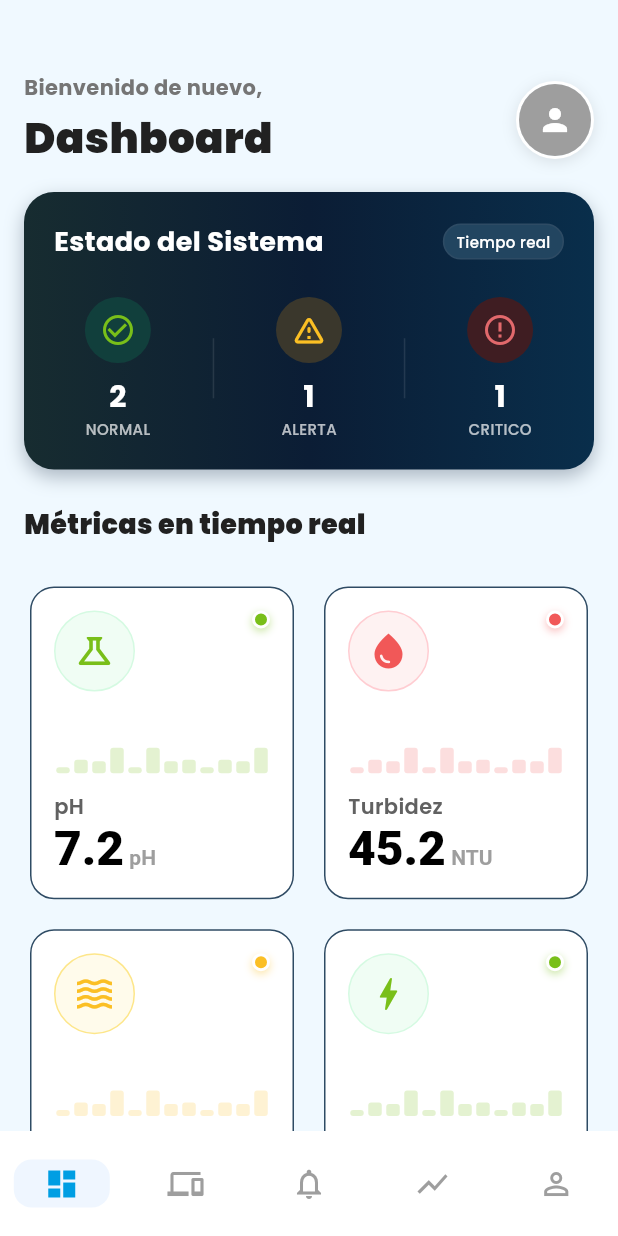
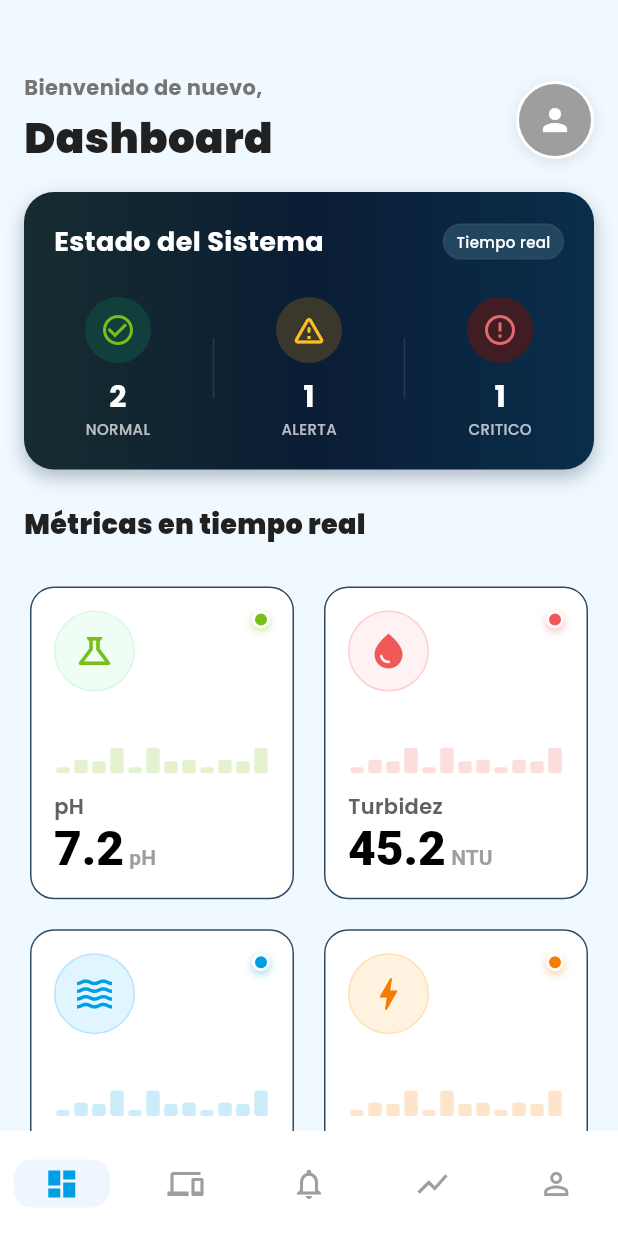
Before and after one commit to xhandlr/water-quality-monitoring, a Flutter app: the MainNavigation screen opened by its route, on a phone screen of 412 x 824 dp. Run offline on Flutter 3.47's test engine with Material 3 defaults, Android fonts, the phone set to English and light mode, and no system bars; our stand-ins replace fl_chart, google_fonts.

Commit message:
style: modificar colores asociados al flujo y conductividad
- Utilizar color celeste para flujo (L/min)
- Utilizar color naranja para conductividad (uS/cm)

```diff
--- a/app-mobile/lib/core/config/theme.dart
+++ b/app-mobile/lib/core/config/theme.dart
@@ -59,6 +59,16 @@ class AppColors {
 
   // Specific Sensor Colors
   static const Color turbidezCritical = Color(0xFFF15858);
+
+  // Conductivity (Orange)
+  static const Color conductivityIcon = Color(0xFFF57C00);
+  static const Color conductivityBg = Color(0xFFFFF3E0);
+  static const Color conductivityBorder = Color(0xFFFFE0B2);
+
+  // Flow (Celeste/Light Blue)
+  static const Color flowIcon = Color(0xFF009EE3);
+  static const Color flowBg = Color(0xFFE1F5FE);
+  static const Color flowBorder = Color(0xFFB3E5FC);
 }
 
 class AppTheme {
--- a/app-mobile/lib/features/monitoring/widgets/sensor_card.dart
+++ b/app-mobile/lib/features/monitoring/widgets/sensor_card.dart
@@ -24,6 +24,14 @@ class SensorCard extends StatelessWidget {
       iconColor = AppColors.turbidezCritical;
       iconBgColor = AppColors.statusCriticalBg;
       iconBorderColor = AppColors.statusCriticalBorder;
+    } else if (reading.name == 'Conductividad') {
+      iconColor = AppColors.conductivityIcon;
+      iconBgColor = AppColors.conductivityBg;
+      iconBorderColor = AppColors.conductivityBorder;
+    } else if (reading.name == 'Flujo') {
+      iconColor = AppColors.flowIcon;
+      iconBgColor = AppColors.flowBg;
+      iconBorderColor = AppColors.flowBorder;
     } else {
       switch (reading.status) {
         case SensorStatus.good:
```
